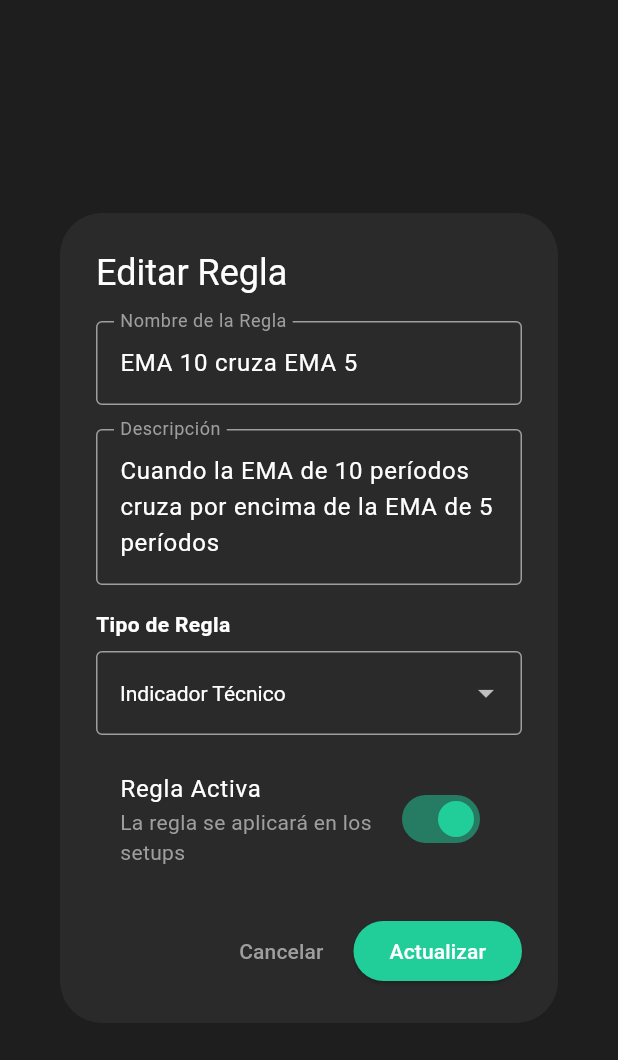
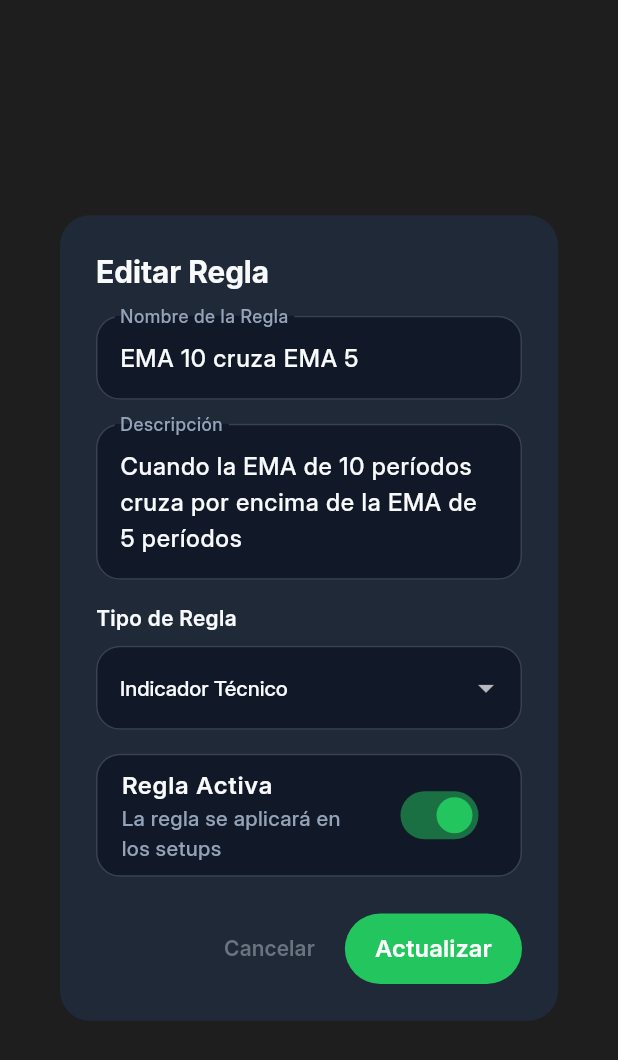
Before and after one commit to BautistaMendibe/timetrader, a Flutter app: the CustomRuleForm widget shown alone on an empty page, opened directly with sample values from the repository, on a phone screen of 412 x 824 dp. Shown: the top 1060 px of the screen. Run offline on Flutter 3.47's test engine with Material 3 defaults, Android fonts, the phone set to English and light mode, and no system bars; our stand-ins replace cloud_firestore, csv, firebase_auth, firebase_core, google_sign_in, tuple and 1 more; accounts and stored records are empty.

Commit message:
refactor: simplify CustomRuleForm widget by consolidating constructor parameters and enhancing UI elements with updated styles, colors, and layout for improved user experience

```diff
--- a/lib/src/widgets/custom_rule_form.dart
+++ b/lib/src/widgets/custom_rule_form.dart
@@ -5,11 +5,7 @@ class CustomRuleForm extends StatefulWidget {
   final Rule? ruleToEdit;
   final Function(Rule) onSave;
 
-  const CustomRuleForm({
-    super.key,
-    this.ruleToEdit,
-    required this.onSave,
-  });
+  const CustomRuleForm({super.key, this.ruleToEdit, required this.onSave});
 
   @override
   State<CustomRuleForm> createState() => _CustomRuleFormState();
@@ -43,10 +39,18 @@ class _CustomRuleFormState extends State<CustomRuleForm> {
   @override
   Widget build(BuildContext context) {
     return AlertDialog(
-      backgroundColor: const Color(0xFF2A2A2A),
+      backgroundColor: const Color(0xFF1F2937),
+      shape: RoundedRectangleBorder(borderRadius: BorderRadius.circular(20)),
       title: Text(
-        widget.ruleToEdit != null ? 'Editar Regla' : 'Nueva Regla Personalizada',
-        style: const TextStyle(color: Colors.white),
+        widget.ruleToEdit != null
+            ? 'Editar Regla'
+            : 'Nueva Regla Personalizada',
+        style: const TextStyle(
+          color: Color(0xFFF8FAFC),
+          fontSize: 20,
+          fontWeight: FontWeight.w700,
+          fontFamily: 'Inter',
+        ),
       ),
       content: Form(
         key: _formKey,
@@ -57,18 +61,32 @@ class _CustomRuleFormState extends State<CustomRuleForm> {
             children: [
               TextFormField(
                 controller: _nameController,
-                decoration: const InputDecoration(
+                decoration: InputDecoration(
                   labelText: 'Nombre de la Regla',
-                  labelStyle: TextStyle(color: Colors.grey),
-                  border: OutlineInputBorder(),
+                  labelStyle: const TextStyle(
+                    color: Color(0xFF94A3B8),
+                    fontWeight: FontWeight.w500,
+                    fontFamily: 'Inter',
+                  ),
+                  border: OutlineInputBorder(
+                    borderRadius: BorderRadius.circular(16),
+                  ),
                   enabledBorder: OutlineInputBorder(
-                    borderSide: BorderSide(color: Colors.grey),
+                    borderRadius: BorderRadius.circular(16),
+                    borderSide: const BorderSide(color: Color(0xFF374151)),
                   ),
                   focusedBorder: OutlineInputBorder(
-                    borderSide: BorderSide(color: Color(0xFF21CE99)),
+                    borderRadius: BorderRadius.circular(16),
+                    borderSide: const BorderSide(color: Color(0xFF22C55E)),
                   ),
+                  filled: true,
+                  fillColor: const Color(0xFF111827),
                 ),
-                style: const TextStyle(color: Colors.white),
+                style: const TextStyle(
+                  color: Color(0xFFF8FAFC),
+                  fontWeight: FontWeight.w500,
+                  fontFamily: 'Inter',
+                ),
                 validator: (value) {
                   if (value == null || value.isEmpty) {
                     return 'Por favor ingresa un nombre';
@@ -80,18 +98,32 @@ class _CustomRuleFormState extends State<CustomRuleForm> {
               TextFormField(
                 controller: _descriptionController,
                 maxLines: 3,
-                decoration: const InputDecoration(
+                decoration: InputDecoration(
                   labelText: 'Descripción',
-                  labelStyle: TextStyle(color: Colors.grey),
-                  border: OutlineInputBorder(),
+                  labelStyle: const TextStyle(
+                    color: Color(0xFF94A3B8),
+                    fontWeight: FontWeight.w500,
+                    fontFamily: 'Inter',
+                  ),
+                  border: OutlineInputBorder(
+                    borderRadius: BorderRadius.circular(16),
+                  ),
                   enabledBorder: OutlineInputBorder(
-                    borderSide: BorderSide(color: Colors.grey),
+                    borderRadius: BorderRadius.circular(16),
+                    borderSide: const BorderSide(color: Color(0xFF374151)),
                   ),
                   focusedBorder: OutlineInputBorder(
-                    borderSide: BorderSide(color: Color(0xFF21CE99)),
+                    borderRadius: BorderRadius.circular(16),
+                    borderSide: const BorderSide(color: Color(0xFF22C55E)),
                   ),
+                  filled: true,
+                  fillColor: const Color(0xFF111827),
                 ),
-                style: const TextStyle(color: Colors.white),
+                style: const TextStyle(
+                  color: Color(0xFFF8FAFC),
+                  fontWeight: FontWeight.w500,
+                  fontFamily: 'Inter',
+                ),
                 validator: (value) {
                   if (value == null || value.isEmpty) {
                     return 'Por favor ingresa una descripción';
@@ -103,24 +135,35 @@ class _CustomRuleFormState extends State<CustomRuleForm> {
               const Text(
                 'Tipo de Regla',
                 style: TextStyle(
-                  color: Colors.white,
+                  color: Color(0xFFF8FAFC),
                   fontWeight: FontWeight.w600,
+                  fontFamily: 'Inter',
                 ),
               ),
               const SizedBox(height: 8),
               DropdownButtonFormField<RuleType>(
                 value: _selectedType,
-                decoration: const InputDecoration(
-                  border: OutlineInputBorder(),
+                decoration: InputDecoration(
+                  border: OutlineInputBorder(
+                    borderRadius: BorderRadius.circular(16),
+                  ),
                   enabledBorder: OutlineInputBorder(
-                    borderSide: BorderSide(color: Colors.grey),
+                    borderRadius: BorderRadius.circular(16),
+                    borderSide: const BorderSide(color: Color(0xFF374151)),
                   ),
                   focusedBorder: OutlineInputBorder(
-                    borderSide: BorderSide(color: Color(0xFF21CE99)),
+                    borderRadius: BorderRadius.circular(16),
+                    borderSide: const BorderSide(color: Color(0xFF22C55E)),
                   ),
+                  filled: true,
+                  fillColor: const Color(0xFF111827),
                 ),
-                dropdownColor: const Color(0xFF2A2A2A),
-                style: const TextStyle(color: Colors.white),
+                dropdownColor: const Color(0xFF1F2937),
+                style: const TextStyle(
+                  color: Color(0xFFF8FAFC),
+                  fontWeight: FontWeight.w500,
+                  fontFamily: 'Inter',
+                ),
                 items: RuleType.values.map((type) {
                   return DropdownMenuItem(
                     value: type,
@@ -134,14 +177,28 @@ class _CustomRuleFormState extends State<CustomRuleForm> {
                 },
               ),
               const SizedBox(height: 16),
-              SwitchListTile(
+              Container(
+                decoration: BoxDecoration(
+                  color: const Color(0xFF111827),
+                  borderRadius: BorderRadius.circular(16),
+                  border: Border.all(color: const Color(0xFF374151), width: 1),
+                ),
+                child: SwitchListTile(
                   title: const Text(
                     'Regla Activa',
-                  style: TextStyle(color: Colors.white),
+                    style: TextStyle(
+                      color: Color(0xFFF8FAFC),
+                      fontWeight: FontWeight.w600,
+                      fontFamily: 'Inter',
+                    ),
                   ),
                   subtitle: const Text(
                     'La regla se aplicará en los setups',
-                  style: TextStyle(color: Colors.grey),
+                    style: TextStyle(
+                      color: Color(0xFF94A3B8),
+                      fontWeight: FontWeight.w500,
+                      fontFamily: 'Inter',
+                    ),
                   ),
                   value: _isActive,
                   onChanged: (value) {
@@ -149,7 +206,8 @@ class _CustomRuleFormState extends State<CustomRuleForm> {
                       _isActive = value;
                     });
                   },
-                activeColor: const Color(0xFF21CE99),
+                  activeColor: const Color(0xFF22C55E),
+                ),
               ),
             ],
           ),
@@ -160,17 +218,32 @@ class _CustomRuleFormState extends State<CustomRuleForm> {
           onPressed: () => Navigator.of(context).pop(),
           child: const Text(
             'Cancelar',
-            style: TextStyle(color: Colors.grey),
+            style: TextStyle(
+              color: Color(0xFF6B7280),
+              fontWeight: FontWeight.w600,
+              fontFamily: 'Inter',
+            ),
           ),
         ),
         ElevatedButton(
           onPressed: _saveRule,
           style: ElevatedButton.styleFrom(
-            backgroundColor: const Color(0xFF21CE99),
+            backgroundColor: const Color(0xFF22C55E),
             foregroundColor: Colors.white,
+            padding: const EdgeInsets.symmetric(horizontal: 20, vertical: 12),
+            shape: RoundedRectangleBorder(
+              borderRadius: BorderRadius.circular(28),
+            ),
+            elevation: 0,
+            shadowColor: const Color(0xFF22C55E).withValues(alpha: 0.18),
           ),
           child: Text(
             widget.ruleToEdit != null ? 'Actualizar' : 'Crear',
+            style: const TextStyle(
+              fontSize: 16,
+              fontWeight: FontWeight.w600,
+              fontFamily: 'Inter',
+            ),
           ),
         ),
       ],
@@ -196,7 +269,9 @@ class _CustomRuleFormState extends State<CustomRuleForm> {
     }
 
     final rule = Rule(
-      id: widget.ruleToEdit?.id ?? DateTime.now().millisecondsSinceEpoch.toString(),
+      id:
+          widget.ruleToEdit?.id ??
+          DateTime.now().millisecondsSinceEpoch.toString(),
       name: _nameController.text,
       description: _descriptionController.text,
       type: _selectedType,
```
Lines whose indentation alone changed are shown as unchanged.
